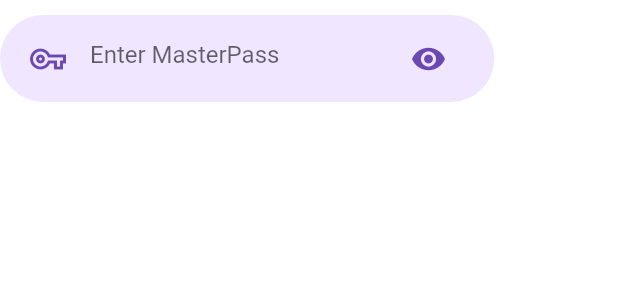
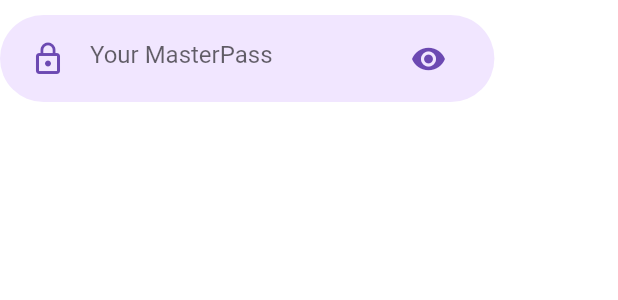
Before and after one commit to pranjalchaplot/masterpass, a Flutter app: the RoundedPasswordField widget shown alone on an empty page, opened directly, on a phone screen of 412 x 824 dp. Shown: the top 300 px of the screen. Run offline on Flutter 3.47's test engine with Material 2 defaults, Android fonts, the phone set to English and light mode, and no system bars; our stand-ins replace flutter_svg; statements that could not run were skipped.

Commit message:
change minor assets and components

```diff
--- a/lib/Screens/Welcome/components/rounded_button.dart
+++ b/lib/compnents/rounded_button.dart
@@ -1,6 +1,6 @@
 import 'package:flutter/material.dart';
 
-import '../../../constants.dart';
+import '../constants.dart';
 
 class RoundedButton extends StatelessWidget {
   final String text;
@@ -23,7 +23,6 @@
       child: ClipRRect(
         borderRadius: BorderRadius.circular(49),
         child: Container(
-          // padding: EdgeInsets.symmetric(vertical: 4),
           alignment: Alignment.center,
           color: color,
           child: TextButton(
--- a/lib/Screens/Login/components/rounded_field_input.dart
+++ b/lib/compnents/rounded_field_input.dart
@@ -1,7 +1,7 @@
 import 'package:flutter/material.dart';
-import 'package:masterpass/Screens/Login/components/text_field_container.dart';
+import 'package:masterpass/compnents/text_field_container.dart';
 
-import '../../../constants.dart';
+import '../constants.dart';
 
 class RoundedInputField extends StatelessWidget {
   final String hintText;
@@ -10,7 +10,7 @@
   const RoundedInputField({
     Key key,
     @required this.hintText,
-    this.icon,
+    @required this.icon,
     this.onChanged,
   }) : super(key: key);
 
--- a/lib/Screens/Login/components/rounded_password_field.dart
+++ b/lib/compnents/rounded_password_field.dart
@@ -1,18 +1,16 @@
 import 'package:flutter/material.dart';
-import 'package:masterpass/Screens/Login/components/text_field_container.dart';
+import 'package:masterpass/compnents/text_field_container.dart';
 
-import '../../../constants.dart';
+import '../constants.dart';
 
 class RoundedPasswordField extends StatefulWidget {
   final hintText;
-  final IconData icon;
   final ValueChanged<String> onChanged;
 
   const RoundedPasswordField({
     Key key,
     @required this.hintText,
     @required this.onChanged,
-    this.icon = Icons.vpn_key_outlined,
   }) : super(key: key);
 
   @override
@@ -21,7 +19,7 @@
 
 class _RoundedPasswordFieldState extends State<RoundedPasswordField> {
   bool _obscureText = true;
-  IconData suffixIcon = Icons.visibility;
+  IconData suffixIcon = Icons.visibility, passIcon = Icons.lock_outline;
   Color eyeColor = kPrimaryColor, keyColor = kPrimaryColor;
 
   void _toggle() {
@@ -32,6 +30,8 @@
           : Icons.visibility;
       eyeColor = eyeColor == kPrimaryColor ? Colors.green : kPrimaryColor;
       keyColor = keyColor == kPrimaryColor ? Colors.green : kPrimaryColor;
+      passIcon =
+          passIcon == Icons.lock_outline ? Icons.lock_open : Icons.lock_outline;
     });
   }
 
@@ -43,7 +43,7 @@
         onChanged: widget.onChanged,
         decoration: InputDecoration(
           icon: Icon(
-            widget.icon,
+            passIcon,
             color: keyColor,
           ),
           suffixIcon: IconButton(
--- a/lib/Screens/Login/components/text_field_container.dart
+++ b/lib/compnents/text_field_container.dart
@@ -1,6 +1,6 @@
 import 'package:flutter/material.dart';
 
-import '../../../constants.dart';
+import '../constants.dart';
 
 class TextFieldContainer extends StatelessWidget {
   final Widget child;
```
Also changed, not shown: 6 other files.
